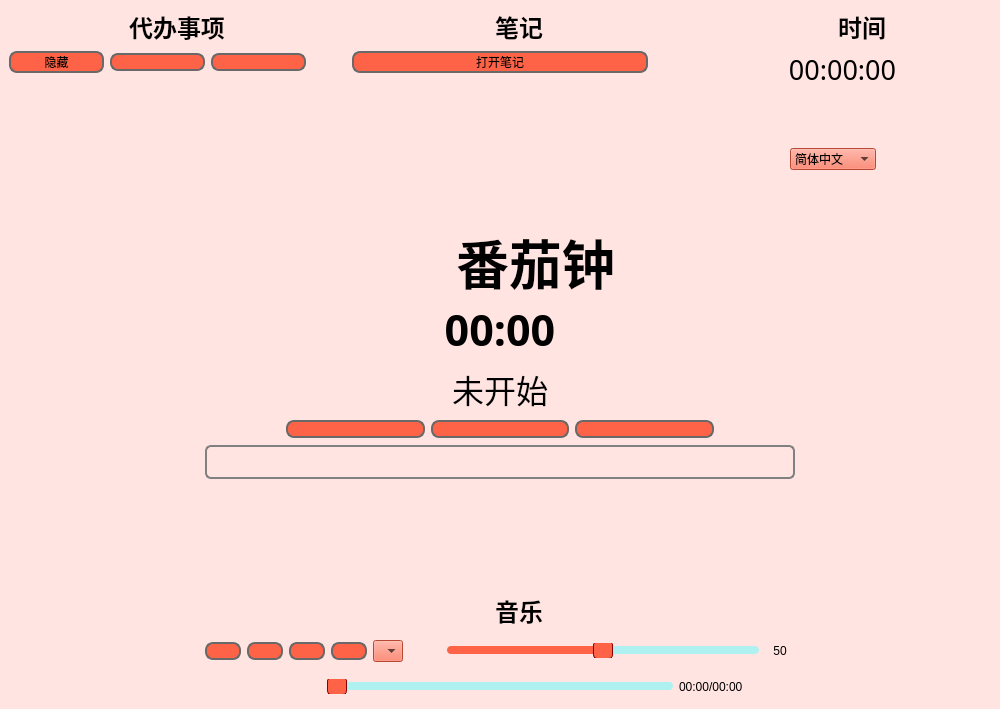
First picture: the form in mainwindow.ui, repository Vivanto-Libera/Pomodoro, before the edit.
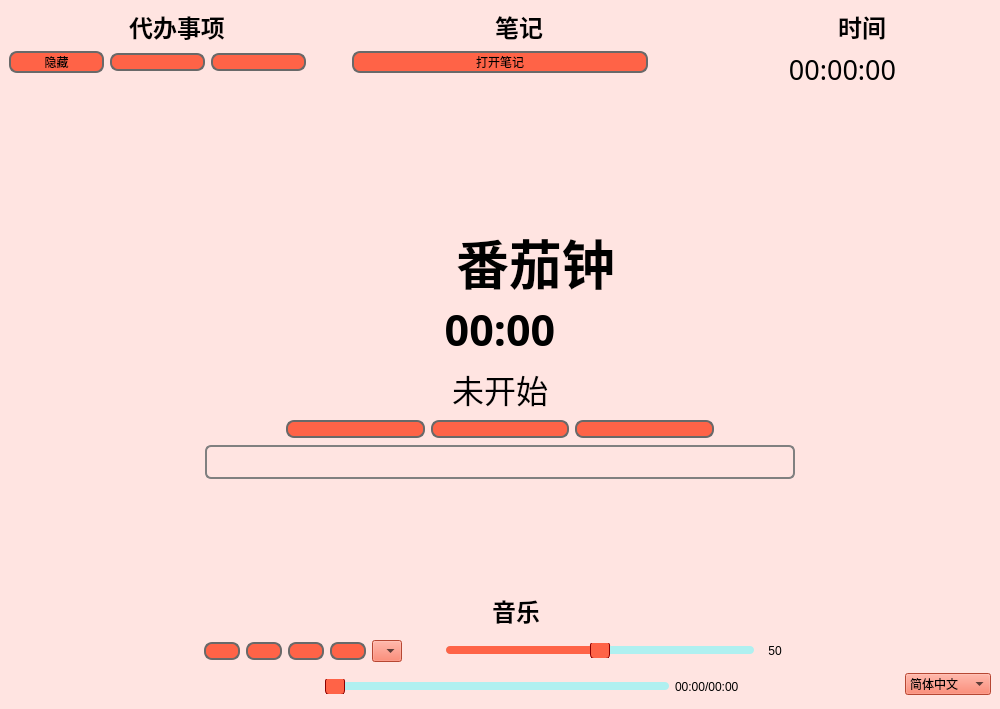
Second picture: the form after the edit. Icons and pictures are not drawn.

The edit to the form file:
```diff
--- a/mainwindow.ui
+++ b/mainwindow.ui
@@ -512,98 +512,6 @@
             </property>
            </spacer>
           </item>
-          <item>
-           <layout class="QHBoxLayout" name="horizontalLayout_14" stretch="1,1,1,2">
-            <item>
-             <spacer name="horizontalSpacer_19">
-              <property name="orientation">
-               <enum>Qt::Orientation::Horizontal</enum>
-              </property>
-              <property name="sizeHint" stdset="0">
-               <size>
-                <width>40</width>
-                <height>20</height>
-               </size>
-              </property>
-             </spacer>
-            </item>
-            <item>
-             <widget class="QLabel" name="labPic_lang">
-              <property name="minimumSize">
-               <size>
-                <width>32</width>
-                <height>32</height>
-               </size>
-              </property>
-              <property name="maximumSize">
-               <size>
-                <width>32</width>
-                <height>32</height>
-               </size>
-              </property>
-              <property name="text">
-               <string/>
-              </property>
-              <property name="pixmap">
-               <pixmap resource="res.qrc">:/icons/images/language.png</pixmap>
-              </property>
-              <property name="scaledContents">
-               <bool>true</bool>
-              </property>
-             </widget>
-            </item>
-            <item>
-             <widget class="QComboBox" name="ts_combox">
-              <item>
-               <property name="text">
-                <string notr="true">简体中文</string>
-               </property>
-              </item>
-              <item>
-               <property name="text">
-                <string notr="true">繁體中文</string>
-               </property>
-              </item>
-              <item>
-               <property name="text">
-                <string notr="true">English</string>
-               </property>
-              </item>
-              <item>
-               <property name="text">
-                <string notr="true">Esperanto</string>
-               </property>
-              </item>
-             </widget>
-            </item>
-            <item>
-             <spacer name="horizontalSpacer_20">
-              <property name="orientation">
-               <enum>Qt::Orientation::Horizontal</enum>
-              </property>
-              <property name="sizeHint" stdset="0">
-               <size>
-                <width>40</width>
-                <height>20</height>
-               </size>
-              </property>
-             </spacer>
-            </item>
-           </layout>
-          </item>
-          <item>
-           <spacer name="verticalSpacer_4">
-            <property name="orientation">
-             <enum>Qt::Orientation::Vertical</enum>
-            </property>
-            <property name="sizeHint" stdset="0">
-             <size>
-              <width>20</width>
-              <height>40</height>
-             </size>
-            </property>
-           </spacer>
-          </item>
          </layout>
         </item>
        </layout>
@@ -1131,17 +1039,87 @@
          </layout>
         </item>
         <item>
-         <spacer name="horizontalSpacer_12">
-          <property name="orientation">
-           <enum>Qt::Orientation::Horizontal</enum>
-          </property>
-          <property name="sizeHint" stdset="0">
-           <size>
-            <width>40</width>
-            <height>20</height>
-           </size>
-          </property>
-         </spacer>
+         <layout class="QVBoxLayout" name="verticalLayout_7">
+          <item>
+           <spacer name="verticalSpacer_5">
+            <property name="orientation">
+             <enum>Qt::Orientation::Vertical</enum>
+            </property>
+            <property name="sizeHint" stdset="0">
+             <size>
+              <width>20</width>
+              <height>40</height>
+             </size>
+            </property>
+           </spacer>
+          </item>
+          <item>
+           <layout class="QHBoxLayout" name="horizontalLayout_14" stretch="1,1,1">
+            <item>
+             <spacer name="horizontalSpacer_19">
+              <property name="orientation">
+               <enum>Qt::Orientation::Horizontal</enum>
+              </property>
+              <property name="sizeHint" stdset="0">
+               <size>
+                <width>40</width>
+                <height>20</height>
+               </size>
+              </property>
+             </spacer>
+            </item>
+            <item>
+             <widget class="QLabel" name="labPic_lang">
+              <property name="minimumSize">
+               <size>
+                <width>32</width>
+                <height>32</height>
+               </size>
+              </property>
+              <property name="maximumSize">
+               <size>
+                <width>32</width>
+                <height>32</height>
+               </size>
+              </property>
+              <property name="text">
+               <string/>
+              </property>
+              <property name="pixmap">
+               <pixmap resource="res.qrc">:/icons/images/language.png</pixmap>
+              </property>
+              <property name="scaledContents">
+               <bool>true</bool>
+              </property>
+             </widget>
+            </item>
+            <item>
+             <widget class="QComboBox" name="ts_combox">
+              <item>
+               <property name="text">
+                <string notr="true">简体中文</string>
+               </property>
+              </item>
+              <item>
+               <property name="text">
+                <string notr="true">繁體中文</string>
+               </property>
+              </item>
+              <item>
+               <property name="text">
+                <string notr="true">English</string>
+               </property>
+              </item>
+              <item>
+               <property name="text">
+                <string notr="true">Esperanto</string>
+               </property>
+              </item>
+             </widget>
+            </item>
+           </layout>
+          </item>
+         </layout>
         </item>
        </layout>
       </item>
```
